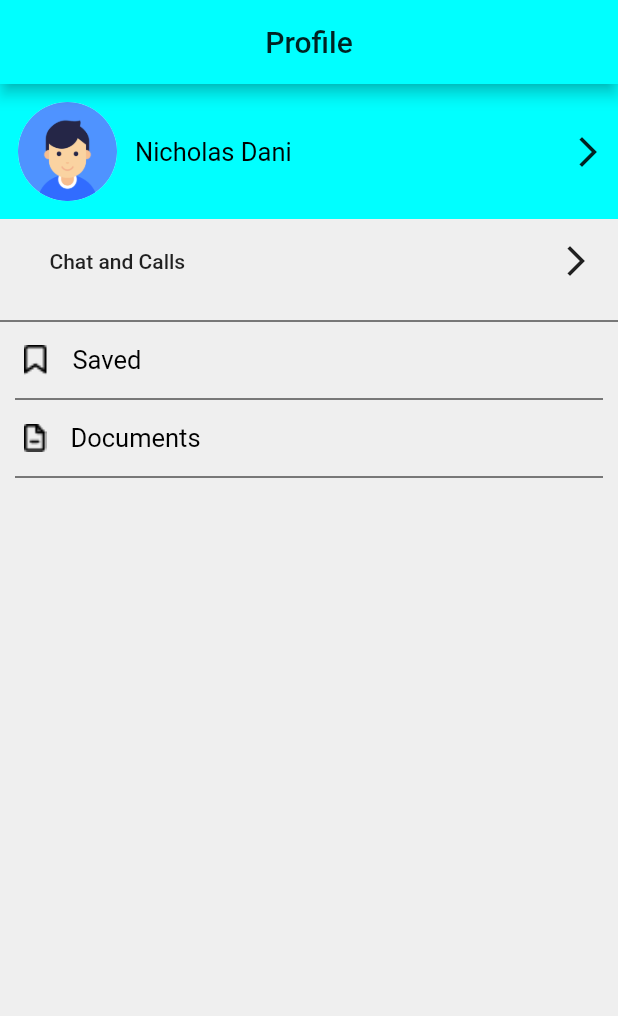
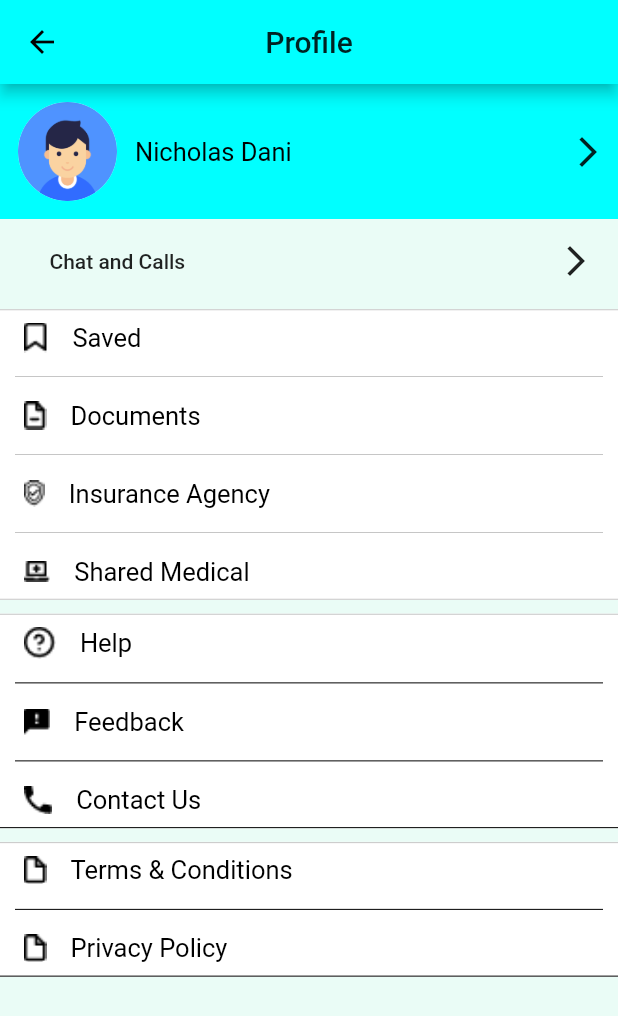
Before and after one commit to Ssentialhealth/ssentialhealth, a Flutter app: the ProfileScreen screen opened directly, on a phone screen of 412 x 824 dp. Shown: the top 1016 px of the screen. Run offline on Flutter 3.47's test engine with Material 2 defaults, Android fonts, the light colour scheme and no system bars; our stand-ins replace fluttertoast, shared_preferences; missing offline and left inert: country_list_pick, flutter_session, flutter_statusbarcolor, shared_preferences_web; accounts and stored records are empty.

Commit message:
complete profile page UI

```diff
--- a/lib/main.dart
+++ b/lib/main.dart
@@ -5,6 +5,7 @@
 import 'package:pocket_health/screens/home_screen.dart';
 import 'package:pocket_health/screens/profile_screen.dart';
 import 'package:pocket_health/screens/splash_screen.dart';
+import 'package:pocket_health/screens/wait_screen.dart';
 
 
 void main() {
@@ -23,7 +24,7 @@
         scaffoldBackgroundColor: Colors.white
       ),
 
-      home: ProfileScreen(),
+      home: WaitScreen(),
 
     );
   }
--- a/lib/screens/home_screen.dart
+++ b/lib/screens/home_screen.dart
@@ -1,5 +1,6 @@
 import 'package:flutter/material.dart';
 import 'package:flutter_statusbarcolor/flutter_statusbarcolor.dart';
+import 'package:pocket_health/screens/profile_screen.dart';
 import 'package:pocket_health/widgets/widget.dart';
 
 
@@ -62,9 +63,14 @@
                             ),
                             borderRadius: BorderRadius.circular(30),
                           ),
-                          child: ClipRRect(
-                              borderRadius: BorderRadius.circular(30),
-                              child: Image.asset("assets/images/first_aid.png", height: 50,)),
+                          child: GestureDetector(
+                            onTap: (){
+                              Navigator.push(context, MaterialPageRoute(builder: (context) => ProfileScreen()));
+                            },
+                            child: ClipRRect(
+                                borderRadius: BorderRadius.circular(30),
+                                child: Image.asset("assets/images/download.png", height: 50,)),
+                          ),
                         ),
                       ),
                       Expanded(
--- a/lib/screens/profile_screen.dart
+++ b/lib/screens/profile_screen.dart
@@ -10,13 +10,14 @@
   @override
   Widget build(BuildContext context) {
     return Scaffold(
-      backgroundColor: Color(0xFFEFEFEF),
+      backgroundColor: Color(0xFFEAFCF6),
       appBar: AppBar(
         title: Text("Profile"),
         backgroundColor: Color(0xFF00FFFF),
         centerTitle: true,
       ),
-      body: Container(
+      body: SingleChildScrollView(
+        child: Container(
           child: Container(
             child: Column(
               children: [
@@ -49,7 +50,7 @@
                 ),
                 Container(
                   height: 60,
-                color: Color(0xFFEFEFEF),
+                  color: Color(0xFFEAFCF6),
                   child: Column(
                     children: [
                       Padding(
@@ -70,17 +71,54 @@
                       ),
                     ],
                   ),
-
                 ),
-              Divider(color: Colors.black,),
+                Container(
+                  color: Colors.white,
+                  child: Column(
+                    children: <Widget>[
+                      Divider(height: 1,color: Color(0xFFC6C6C6),),
                       menuItems("assets/images/icons/Saved.png", "Saved"),
-              Divider(color: Colors.black,indent: 10,endIndent: 10,),
+                      Divider(color: Color(0xFFC6C6C6),indent: 10,endIndent: 10,),
                       menuItems("assets/images/icons/document.png", "Documents"),
-              Divider(color: Colors.black,indent: 10,endIndent: 10,)
-
+                      Divider(color: Color(0xFFC6C6C6),indent: 10,endIndent: 10,),
+                      menuItems("assets/images/icons/insurance agency.png", "Insurance Agency"),
+                      Divider(color: Color(0xFFC6C6C6),indent: 10,endIndent: 10,),
+                      menuItems("assets/images/icons/shared medical.png", "Shared Medical"),
+                      Divider(height: 1,color: Color(0xFFC6C6C6)),
                    ],
                   ),
-
+                ),
+                SizedBox(height: 9,),
+                Container(
+                  color: Colors.white,
+                  child: Column(
+                    children: <Widget>[
+                      Divider(height: 1,color: Color(0xFFC6C6C6),),
+                      menuItems("assets/images/icons/help.png", "Help"),
+                      Divider(color: Colors.black,indent: 10,endIndent: 10,),
+                      menuItems("assets/images/icons/feedback.png", "Feedback"),
+                      Divider(color: Colors.black,indent: 10,endIndent: 10,),
+                      menuItems("assets/images/icons/contact us.png", "Contact Us"),
+                      Divider(height: 1,color: Colors.black),
+                    ],
+                  ),
+                ),
+                SizedBox(height: 9,),
+                Container(
+                  color: Colors.white,
+                  child: Column(
+                    children: <Widget>[
+                      Divider(height: 1,color: Color(0xFFC6C6C6),),
+                      menuItems("assets/images/icons/terms and conditions.png", "Terms & Conditions"),
+                      Divider(color: Colors.black,indent: 10,endIndent: 10,),
+                      menuItems("assets/images/icons/terms and conditions.png", "Privacy Policy"),
+                      Divider(height: 1,color: Colors.black),
+                    ],
+                  ),
+                )
+              ],
+            ),
+        ),
         ),
       ),
     );
```
Also changed, not shown: 1 other file. Lines whose indentation alone changed are shown as unchanged.
